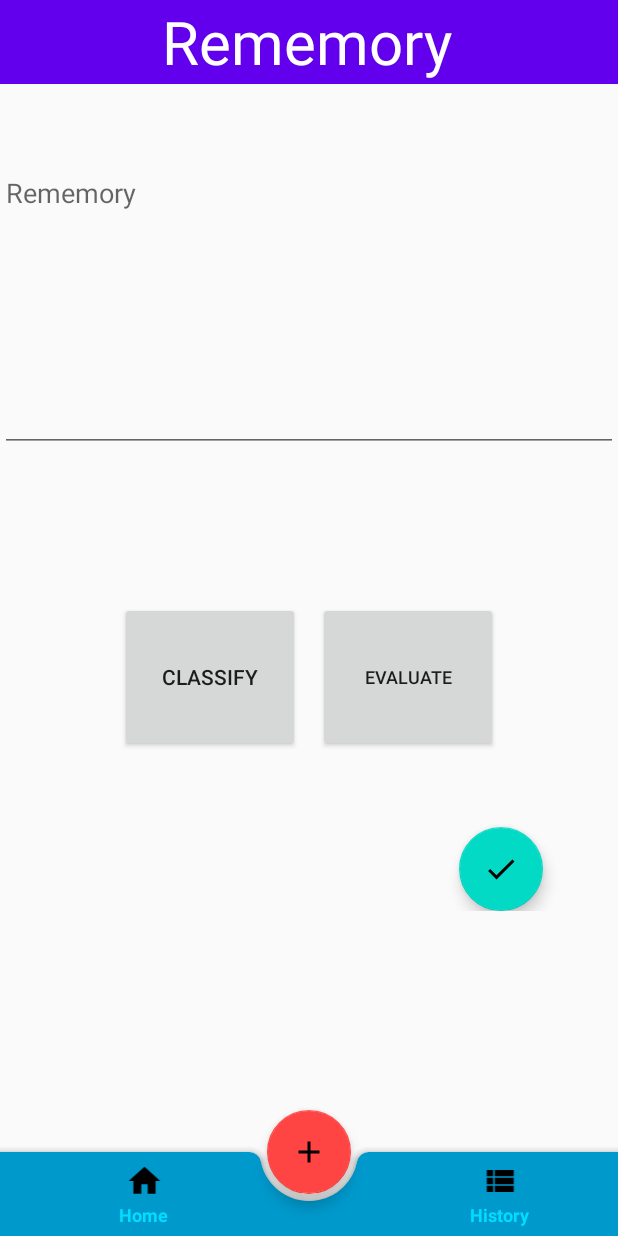
After one commit to yamto2304/rememory, an Android app: the fragment AddWorkFragment placed in its activity, on a phone screen of 412 x 824 dp. The commit adds this screen. Run offline under Robolectric (Android 15) with nearby library versions, the phone set to English and light mode, and no system bars.

Commit message:
Task/23618

```diff
--- a/app/src/main/AndroidManifest.xml
+++ b/app/src/main/AndroidManifest.xml
@@ -17,7 +17,6 @@
             </intent-filter>
         </activity>
         <activity android:name=".ui.main.MainActivity"/>
-        <activity android:name=".ui.addaction.AddActionActivity"/>
         <activity android:name=".ui.classify.ClassifyActivity"/>
         <activity android:name=".ui.evaluate.EvaluateActivity"/>
         <activity android:name=".ui.daydetails.DayDetailsActivity"/>
--- a/app/src/main/java/com/sunasterisk/rememory/BaseFragment.kt
+++ b/app/src/main/java/com/sunasterisk/rememory/BaseFragment.kt
@@ -7,7 +7,7 @@ import android.view.ViewGroup
 import androidx.annotation.LayoutRes
 import androidx.fragment.app.Fragment
 
-abstract class BaseFragment : Fragment(){
+abstract class BaseFragment : Fragment() {
     @get:LayoutRes
     protected abstract val layoutResource: Int
 
--- a/app/src/main/java/com/sunasterisk/rememory/ui/addaction/AddActionActivity.kt
+++ /dev/null
@@ -1,13 +0,0 @@
-package com.sunasterisk.rememory.ui.addaction
-
-import android.os.Bundle
-import androidx.appcompat.app.AppCompatActivity
-import com.sunasterisk.rememory.R
-
-class AddActionActivity : AppCompatActivity() {
-
-    override fun onCreate(savedInstanceState: Bundle?) {
-        super.onCreate(savedInstanceState)
-        setContentView(R.layout.activity_add_action)
-    }
-}
--- a/app/src/main/java/com/sunasterisk/rememory/ui/addaction/AddActionContract.kt
+++ /dev/null
@@ -1,7 +0,0 @@
-package com.sunasterisk.rememory.ui.addaction
-
-interface AddActionContract{
-    interface View
-
-    interface Presenter
-}
--- a/app/src/main/java/com/sunasterisk/rememory/ui/addaction/AddActionPresenter.kt
+++ /dev/null
@@ -1,3 +0,0 @@
-package com.sunasterisk.rememory.ui.addaction
-
-class AddActionPresenter
--- /dev/null
+++ b/app/src/main/java/com/sunasterisk/rememory/ui/addwork/AddWorkContract.kt
@@ -0,0 +1,7 @@
+package com.sunasterisk.rememory.ui.addwork
+
+interface AddWorkContract{
+    interface View
+
+    interface Presenter
+}
--- /dev/null
+++ b/app/src/main/java/com/sunasterisk/rememory/ui/addwork/AddWorkFragment.kt
@@ -0,0 +1,60 @@
+package com.sunasterisk.rememory.ui.addwork
+
+import android.annotation.SuppressLint
+import android.widget.PopupMenu
+import com.sunasterisk.rememory.BaseFragment
+import com.sunasterisk.rememory.R
+import kotlinx.android.synthetic.main.fragment_add_work.*
+
+class AddWorkFragment : BaseFragment(), AddWorkContract.View {
+    override val layoutResource get() = R.layout.fragment_add_work
+    override fun initComponent() {
+        showClassifyMenu()
+        showEvaluateMenu()
+    }
+
+    @SuppressLint("SetTextI18n")
+    private fun showClassifyMenu() {
+        buttonClassify.setOnClickListener {
+            val classifyMenu = PopupMenu(activity, buttonClassify)
+            classifyMenu.apply {
+                menuInflater.inflate(R.menu.classify_menu, classifyMenu.menu)
+                setOnMenuItemClickListener { item ->
+                    buttonClassify.text = when (item.itemId) {
+                        R.id.classifyWork -> getString(R.string.title_classify_work)
+                        R.id.classifyRelax -> getString(R.string.title_classify_relax)
+                        R.id.classifyFamily -> getString(R.string.title_classify_family)
+                        else -> getString(R.string.title_classify_myself)
+                    }
+                    true
+                }
+                show()
+            }
+        }
+    }
+
+    @SuppressLint("SetTextI18n")
+    private fun showEvaluateMenu() {
+        var evaluateImportant: String? = ""
+        var evaluateRush: String? = ""
+        buttonEvaluate.setOnClickListener {
+            val evaluateMenu = PopupMenu(activity, buttonEvaluate)
+            evaluateMenu.apply {
+                menuInflater.inflate(R.menu.evaluate_menu, evaluateMenu.menu)
+                setOnMenuItemClickListener { item ->
+                    when (item.itemId) {
+                        R.id.evaluateImportant -> evaluateImportant =
+                            getString(R.string.evaluate_important)
+                        R.id.evaluateNotImportant -> evaluateImportant =
+                            getString(R.string.evaluate_not_important)
+                        R.id.evaluateNotRush -> evaluateRush = getString(R.string.evaluate_not_rush)
+                        R.id.evaluateRush -> evaluateRush = getString(R.string.evaluate_rush)
+                    }
+                    buttonEvaluate.text = evaluateImportant + '\n' + evaluateRush
+                    true
+                }
+                show()
+            }
+        }
+    }
+}
--- /dev/null
+++ b/app/src/main/java/com/sunasterisk/rememory/ui/addwork/AddWorkPresenter.kt
@@ -0,0 +1,3 @@
+package com.sunasterisk.rememory.ui.addwork
+
+class AddWorkPresenter
--- a/app/src/main/java/com/sunasterisk/rememory/ui/main/MainActivity.kt
+++ b/app/src/main/java/com/sunasterisk/rememory/ui/main/MainActivity.kt
@@ -1,17 +1,21 @@
 package com.sunasterisk.rememory.ui.main
 
+import android.annotation.SuppressLint
 import android.content.Context
 import android.content.Intent
 import androidx.appcompat.app.AppCompatActivity
 import android.os.Bundle
 import android.view.View
+import android.view.View.INVISIBLE
 import androidx.fragment.app.Fragment
 import com.sunasterisk.rememory.R
+import com.sunasterisk.rememory.ui.addwork.AddWorkFragment
 import com.sunasterisk.rememory.ui.history.HistoryFragment
 import com.sunasterisk.rememory.ui.main.home.HomeFragment
 import kotlinx.android.synthetic.main.activity_main.*
 
 class MainActivity : AppCompatActivity(), View.OnClickListener {
+
     override fun onCreate(savedInstanceState: Bundle?) {
         super.onCreate(savedInstanceState)
         setContentView(R.layout.activity_main)
@@ -21,10 +25,16 @@ class MainActivity : AppCompatActivity(), View.OnClickListener {
         replaceFragment(HomeFragment())
     }
 
+    @SuppressLint("RestrictedApi")
     override fun onClick(v: View?) {
         when (v?.id) {
             R.id.imageHome -> replaceFragment(HomeFragment())
             R.id.imageHistory -> replaceFragment(HistoryFragment())
+            R.id.actionButtonAdd -> {
+                replaceFragment(AddWorkFragment())
+                bottomAppBar.visibility = INVISIBLE
+                actionButtonAdd.visibility = INVISIBLE
+            }
         }
     }
 
--- a/app/src/main/java/com/sunasterisk/rememory/ui/main/home/HomeFragment.kt
+++ b/app/src/main/java/com/sunasterisk/rememory/ui/main/home/HomeFragment.kt
@@ -15,8 +15,8 @@ class HomeFragment : BaseFragment(), WorkContract.View {
 
     }
 
-    override fun showWorks(works: List<Work>){
-        if(works.isEmpty()){
+    override fun showWorks(works: List<Work>) {
+        if (works.isEmpty()) {
             linearNoTasksLayout.visibility = View.VISIBLE
             recycleViewWorksList.visibility = View.INVISIBLE
         } else {
--- a/app/src/main/java/com/sunasterisk/rememory/ui/main/home/WorkPresenter.kt
+++ b/app/src/main/java/com/sunasterisk/rememory/ui/main/home/WorkPresenter.kt
@@ -7,10 +7,10 @@ import java.lang.Exception
 
 class WorkPresenter(
     private val view: WorkContract.View,
-    private val workRepo : WorksRepository
-): WorkContract.Presenter {
+    private val workRepo: WorksRepository
+) : WorkContract.Presenter {
     override fun getAllWorks() {
-        workRepo.getAllWorks(object : OnDataLoadedCallback<List<Work>>{
+        workRepo.getAllWorks(object : OnDataLoadedCallback<List<Work>> {
             override fun onSuccess(data: List<Work>) {
                 view.showWorks(data)
             }
--- /dev/null
+++ b/app/src/main/res/drawable/ic_done_black_24dp.xml
@@ -0,0 +1,9 @@
+<vector xmlns:android="http://schemas.android.com/apk/res/android"
+        android:width="24dp"
+        android:height="24dp"
+        android:viewportWidth="24.0"
+        android:viewportHeight="24.0">
+    <path
+        android:fillColor="#FF000000"
+        android:pathData="M9,16.2L4.8,12l-1.4,1.4L9,19 21,7l-1.4,-1.4L9,16.2z"/>
+</vector>
--- a/app/src/main/res/layout/activity_add_action.xml
+++ /dev/null
@@ -1,6 +0,0 @@
-<?xml version="1.0" encoding="utf-8"?>
-<androidx.constraintlayout.widget.ConstraintLayout
-    xmlns:android="http://schemas.android.com/apk/res/android" android:layout_width="match_parent"
-    android:layout_height="match_parent">
-
-</androidx.constraintlayout.widget.ConstraintLayout>
--- /dev/null
+++ b/app/src/main/res/layout/fragment_add_work.xml
@@ -0,0 +1,90 @@
+<?xml version="1.0" encoding="utf-8"?>
+<androidx.constraintlayout.widget.ConstraintLayout xmlns:android="http://schemas.android.com/apk/res/android"
+    xmlns:app="http://schemas.android.com/apk/res-auto"
+    xmlns:tools="http://schemas.android.com/tools"
+    android:layout_width="match_parent"
+    android:layout_height="match_parent"
+    tools:context=".ui.main.MainActivity">
+
+    <androidx.appcompat.widget.Toolbar
+        android:id="@+id/toolbarAdd"
+        android:layout_width="0dp"
+        android:layout_height="?actionBarSize"
+        android:background="@color/color_primary"
+        app:layout_constraintEnd_toEndOf="parent"
+        app:layout_constraintStart_toStartOf="parent"
+        app:layout_constraintTop_toTopOf="parent"
+        app:subtitleTextColor="@color/color_primary"
+        app:titleTextColor="@android:color/black">
+
+        <TextView
+            android:layout_width="match_parent"
+            android:layout_height="wrap_content"
+            android:layout_marginEnd="@dimen/dp_20"
+            android:gravity="center"
+            android:text="@string/app_name"
+            android:textColor="@android:color/white"
+            android:textSize="@dimen/sp_40" />
+    </androidx.appcompat.widget.Toolbar>
+
+    <androidx.core.widget.NestedScrollView
+        android:layout_width="0dp"
+        android:layout_height="0dp"
+        app:layout_constraintBottom_toBottomOf="parent"
+        app:layout_constraintEnd_toEndOf="parent"
+        app:layout_constraintStart_toStartOf="parent"
+        app:layout_constraintTop_toBottomOf="@+id/toolbarAdd">
+
+        <androidx.constraintlayout.widget.ConstraintLayout
+            android:layout_width="match_parent"
+            android:layout_height="wrap_content">
+
+            <EditText
+                android:id="@+id/addWorkEditText"
+                android:layout_width="match_parent"
+                android:layout_height="@dimen/dp_195"
+                android:layout_marginTop="@dimen/dp_50"
+                android:gravity="top"
+                android:hint="@string/app_name"
+                app:layout_constraintEnd_toEndOf="parent"
+                app:layout_constraintHorizontal_bias="0.0"
+                app:layout_constraintStart_toStartOf="parent"
+                app:layout_constraintTop_toTopOf="parent" />
+
+            <Button
+                android:id="@+id/buttonEvaluate"
+                android:layout_width="@dimen/dp_120"
+                android:layout_height="@dimen/dp_100"
+                android:layout_marginTop="@dimen/dp_100"
+                android:layout_marginEnd="@dimen/dp_80"
+                android:text="@string/title_evaluate"
+                android:textSize="@dimen/sp_12"
+                app:layout_constraintEnd_toEndOf="parent"
+                app:layout_constraintTop_toBottomOf="@+id/addWorkEditText"
+                tools:ignore="SpUsage" />
+
+            <Button
+                android:id="@+id/buttonClassify"
+                android:layout_width="@dimen/dp_120"
+                android:layout_height="@dimen/dp_100"
+                android:layout_marginStart="@dimen/dp_80"
+                android:layout_marginTop="@dimen/dp_100"
+                android:text="@string/title_classify"
+                app:layout_constraintStart_toStartOf="parent"
+                app:layout_constraintTop_toBottomOf="@+id/addWorkEditText" />
+
+            <com.google.android.material.floatingactionbutton.FloatingActionButton
+                android:id="@+id/floatingActionButton"
+                android:layout_width="wrap_content"
+                android:layout_height="wrap_content"
+                android:layout_marginTop="@dimen/dp_250"
+                android:layout_marginEnd="@dimen/dp_50"
+                app:layout_constraintBottom_toBottomOf="parent"
+                app:layout_constraintEnd_toEndOf="parent"
+                app:layout_constraintTop_toBottomOf="@+id/addWorkEditText"
+                app:layout_constraintVertical_bias="1.0"
+                app:srcCompat="@drawable/ic_done_black_24dp" />
+
+        </androidx.constraintlayout.widget.ConstraintLayout>
+    </androidx.core.widget.NestedScrollView>
+</androidx.constraintlayout.widget.ConstraintLayout>
--- /dev/null
+++ b/app/src/main/res/menu/classify_menu.xml
@@ -0,0 +1,15 @@
+<?xml version="1.0" encoding="utf-8"?>
+<menu xmlns:android="http://schemas.android.com/apk/res/android">
+    <item
+        android:id="@+id/classifyWork"
+        android:title="@string/title_classify_work" />
+    <item
+        android:id="@+id/classifyFamily"
+        android:title="@string/title_classify_family" />
+    <item
+        android:id="@+id/classifyRelax"
+        android:title="@string/title_classify_relax" />
+    <item
+        android:id="@+id/classifyMyself"
+        android:title="@string/title_classify_myself" />
+</menu>
--- /dev/null
+++ b/app/src/main/res/menu/evaluate_menu.xml
@@ -0,0 +1,27 @@
+<?xml version="1.0" encoding="utf-8"?>
+<menu xmlns:android="http://schemas.android.com/apk/res/android">
+    <item
+        android:id="@+id/optionEvaluateRush"
+        android:title="@string/title_evaluate_rush">
+        <menu>
+            <item
+                android:id="@+id/evaluateRush"
+                android:title="@string/evaluate_rush" />
+            <item
+                android:id="@+id/evaluateNotRush"
+                android:title="@string/evaluate_not_rush" />
+        </menu>
+    </item>
+    <item
+        android:id="@+id/optionEvaluateImportant"
+        android:title="@string/title_evaluate_important">
+        <menu>
+            <item
+                android:id="@+id/evaluateImportant"
+                android:title="@string/evaluate_important" />
+            <item
+                android:id="@+id/evaluateNotImportant"
+                android:title="@string/evaluate_not_important" />
+        </menu>
+    </item>
+</menu>
--- a/app/src/main/res/values/dimens.xml
+++ b/app/src/main/res/values/dimens.xml
@@ -1,16 +1,21 @@
 <?xml version="1.0" encoding="utf-8"?>
 <resources>
+    <dimen name="dp_5">5dp</dimen>
     <dimen name="dp_8">8dp</dimen>
     <dimen name="dp_10">10dp</dimen>
+    <dimen name="dp_16">16dp</dimen>
     <dimen name="dp_20">20dp</dimen>
     <dimen name="dp_25">25dp</dimen>
+    <dimen name="dp_50">50dp</dimen>
     <dimen name="dp_80">80dp</dimen>
     <dimen name="dp_100">100dp</dimen>
     <dimen name="dp_120">120dp</dimen>
     <dimen name="dp_150">150dp</dimen>
     <dimen name="dp_195">195dp</dimen>
+    <dimen name="dp_250">250dp</dimen>
+    <dimen name="dp_350">350dp</dimen>
+    <dimen name="dp_444">444dp</dimen>
 
     <dimen name="sp_12">12sp</dimen>
     <dimen name="sp_40">40sp</dimen>
-    <dimen name="dp_16">16dp</dimen>
 </resources>
--- a/app/src/main/res/values/strings.xml
+++ b/app/src/main/res/values/strings.xml
@@ -4,4 +4,16 @@
     <string name="title_history">History</string>
     <string name="title_alarms">Alarms</string>
     <string name="title_no_data">You have no data !</string>
+    <string name="title_classify_work">Work</string>
+    <string name="title_classify_family">Family</string>
+    <string name="title_classify_relax">Relax</string>
+    <string name="title_classify_myself">Myself</string>
+    <string name="title_evaluate">Evaluate</string>
+    <string name="title_classify">Classify</string>
+    <string name="title_evaluate_rush">Is it Rush? </string>
+    <string name="title_evaluate_important">Is it Important? </string>
+    <string name="evaluate_rush">Rush !!!</string>
+    <string name="evaluate_not_rush">Not Rush</string>
+    <string name="evaluate_important">Important !!!</string>
+    <string name="evaluate_not_important">Not Important</string>
 </resources>
```
